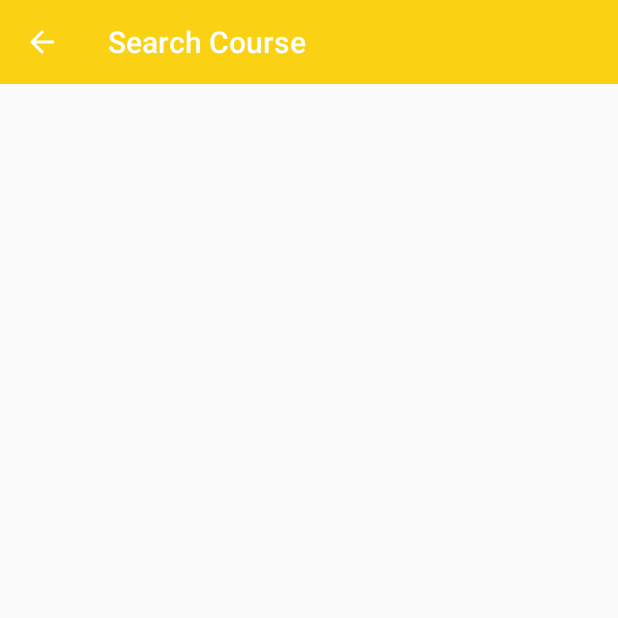
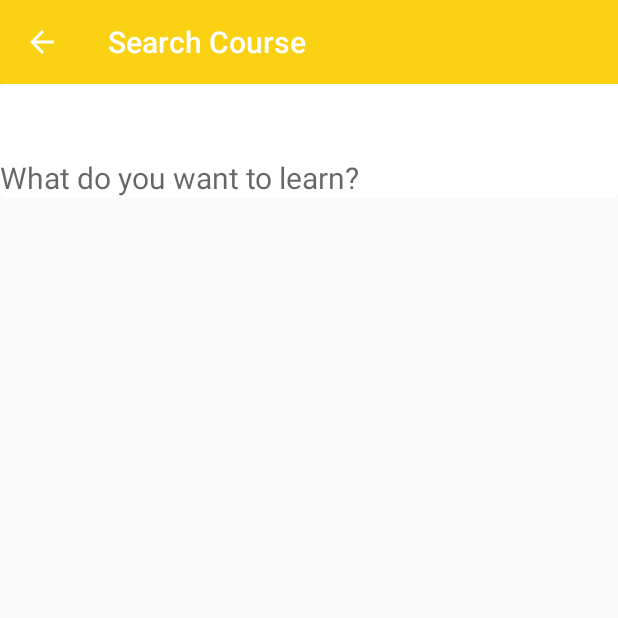
Before and after one commit to DaniCal/suino-android, an Android app: the SearchCourseActivity screen opened directly, with no data from a screen before it, on a phone screen of 412 x 824 dp, the top half of it. Run offline under Robolectric (Android 15) with nearby library versions, the phone set to English and light mode, and no system bars; Roboto replaces fonts that are not available here.

```diff
--- a/app/src/main/java/borell/com/suino/Http/HttpConfig.java
+++ b/app/src/main/java/borell/com/suino/Http/HttpConfig.java
@@ -1,7 +1,8 @@
 package borell.com.suino.Http;
 
 public class HttpConfig {
-    public static final String HOST = "192.168.1.65";
+//    public static final String HOST = "192.168.1.65";
+    public static final String HOST = "52.28.35.122";
     public static final int PORT = 3000;
 
 
--- a/app/src/main/res/layout/activity_search_course.xml
+++ b/app/src/main/res/layout/activity_search_course.xml
@@ -1,8 +1,43 @@
 <?xml version="1.0" encoding="utf-8"?>
 <LinearLayout xmlns:android="http://schemas.android.com/apk/res/android"
+    xmlns:custom="http://schemas.android.com/apk/res-auto"
     android:orientation="vertical" android:layout_width="match_parent"
     android:layout_height="match_parent">
     <include
         android:id="@+id/toolbar"
         layout="@layout/toolbar" />
+
+
+    <android.support.v7.widget.CardView
+        xmlns:card_view="http://schemas.android.com/apk/res-auto"
+        android:id="@+id/cv_createCourse"
+        android:layout_alignParentBottom="true"
+        android:layout_width="fill_parent"
+        android:layout_height="76dp"
+        card_view:cardCornerRadius="4dp"
+        android:foreground="?android:attr/selectableItemBackground"
+        android:clickable="true"
+        card_view:cardElevation="0dp">
+
+        <LinearLayout
+            android:layout_width="match_parent"
+            android:layout_height="wrap_content"
+            android:layout_gravity="bottom"
+            android:padding="0dp"
+            android:orientation="horizontal"
+            >
+            <borell.com.suino.view.LatoEditText
+                android:layout_width="wrap_content"
+                android:layout_height="wrap_content"
+                android:textSize="20dp"
+                android:hint="What do you want to learn?"
+                android:layout_margin="0dp"
+                android:layout_marginLeft="0dp"
+                android:background="@android:color/transparent"/>
+
+        </LinearLayout>
+
+
+    </android.support.v7.widget.CardView>
+
 </LinearLayout>
```
Also changed, not shown: app/src/main/java/borell/com/suino/model/SuinoEvent.java (added, +55 -0 lines).
